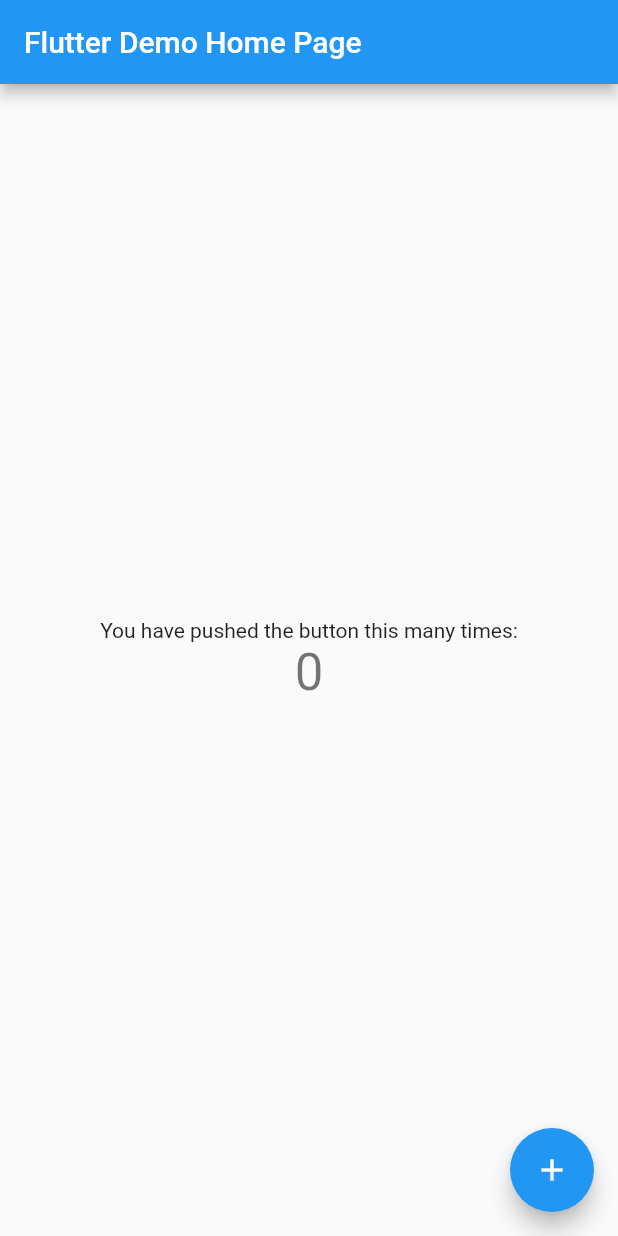
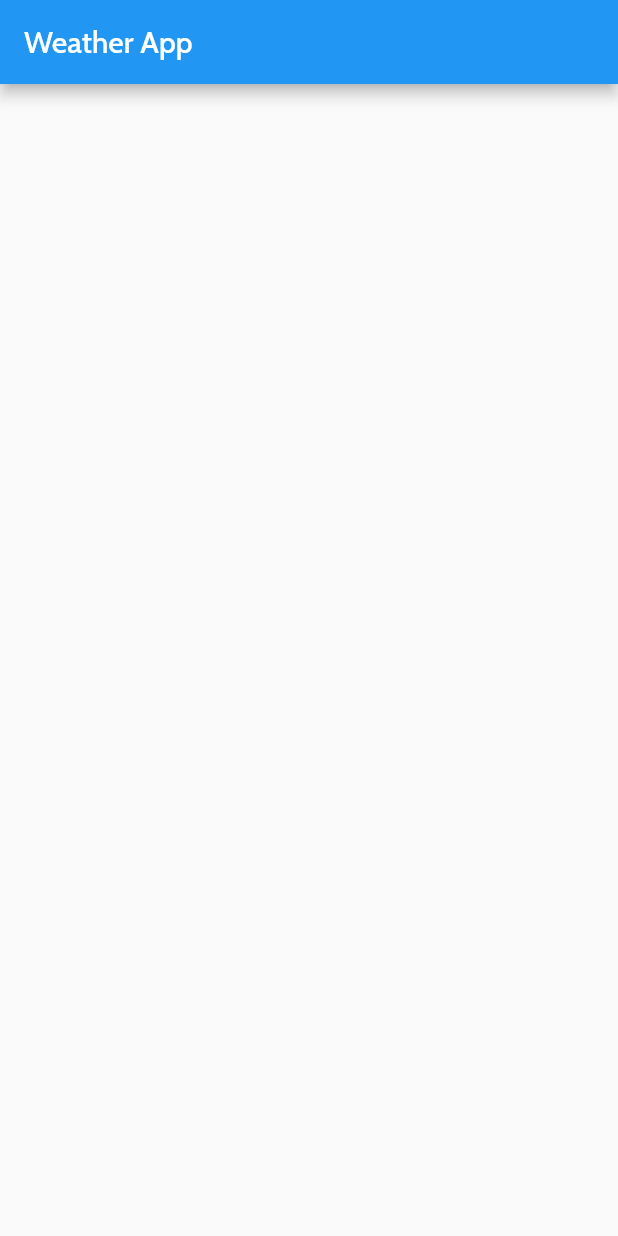
Before and after one commit to blessed-sibanda/flutter-weather_app, a Flutter app: the screen it shows after launch, on a phone screen of 412 x 824 dp. Run offline on Flutter 3.47's test engine with Material 2 defaults, Android fonts, the phone set to English and light mode, and no system bars; project files that could hold a hidden picture were left out.

Commit message:
setup app structure

```diff
--- a/lib/main.dart
+++ b/lib/main.dart
@@ -7,39 +7,23 @@ void main() {
 class MyApp extends StatelessWidget {
   const MyApp({Key? key}) : super(key: key);
 
-  // This widget is the root of your application.
   @override
   Widget build(BuildContext context) {
+    final theme = ThemeData(
+      fontFamily: 'Cabin',
+      primarySwatch: Colors.blue,
+    );
     return MaterialApp(
-      title: 'Flutter Demo',
-      theme: ThemeData(
-        // This is the theme of your application.
-        //
-        // Try running your application with "flutter run". You'll see the
-        // application has a blue toolbar. Then, without quitting the app, try
-        // changing the primarySwatch below to Colors.green and then invoke
-        // "hot reload" (press "r" in the console where you ran "flutter run",
-        // or simply save your changes to "hot reload" in a Flutter IDE).
-        // Notice that the counter didn't reset back to zero; the application
-        // is not restarted.
-        primarySwatch: Colors.blue,
-      ),
-      home: const MyHomePage(title: 'Flutter Demo Home Page'),
+      title: 'Weather App',
+      debugShowCheckedModeBanner: false,
+      theme: theme,
+      home: const MyHomePage(title: 'Weather App'),
     );
   }
 }
 
 class MyHomePage extends StatefulWidget {
   const MyHomePage({Key? key, required this.title}) : super(key: key);
-
-  // This widget is the home page of your application. It is stateful, meaning
-  // that it has a State object (defined below) that contains fields that affect
-  // how it looks.
-
-  // This class is the configuration for the state. It holds the values (in this
-  // case the title) provided by the parent (in this case the App widget) and
-  // used by the build method of the State. Fields in a Widget subclass are
-  // always marked "final".
 
   final String title;
 
@@ -48,68 +32,13 @@ class MyHomePage extends StatefulWidget {
 }
 
 class _MyHomePageState extends State<MyHomePage> {
-  int _counter = 0;
-
-  void _incrementCounter() {
-    setState(() {
-      // This call to setState tells the Flutter framework that something has
-      // changed in this State, which causes it to rerun the build method below
-      // so that the display can reflect the updated values. If we changed
-      // _counter without calling setState(), then the build method would not be
-      // called again, and so nothing would appear to happen.
-      _counter++;
-    });
-  }
-
   @override
   Widget build(BuildContext context) {
-    // This method is rerun every time setState is called, for instance as done
-    // by the _incrementCounter method above.
-    //
-    // The Flutter framework has been optimized to make rerunning build methods
-    // fast, so that you can just rebuild anything that needs updating rather
-    // than having to individually change instances of widgets.
     return Scaffold(
       appBar: AppBar(
-        // Here we take the value from the MyHomePage object that was created by
-        // the App.build method, and use it to set our appbar title.
         title: Text(widget.title),
       ),
-      body: Center(
-        // Center is a layout widget. It takes a single child and positions it
-        // in the middle of the parent.
-        child: Column(
-          // Column is also a layout widget. It takes a list of children and
-          // arranges them vertically. By default, it sizes itself to fit its
-          // children horizontally, and tries to be as tall as its parent.
-          //
-          // Invoke "debug painting" (press "p" in the console, choose the
-          // "Toggle Debug Paint" action from the Flutter Inspector in Android
-          // Studio, or the "Toggle Debug Paint" command in Visual Studio Code)
-          // to see the wireframe for each widget.
-          //
-          // Column has various properties to control how it sizes itself and
-          // how it positions its children. Here we use mainAxisAlignment to
-          // center the children vertically; the main axis here is the vertical
-          // axis because Columns are vertical (the cross axis would be
-          // horizontal).
-          mainAxisAlignment: MainAxisAlignment.center,
-          children: <Widget>[
-            const Text(
-              'You have pushed the button this many times:',
-            ),
-            Text(
-              '$_counter',
-              style: Theme.of(context).textTheme.headline4,
-            ),
-          ],
-        ),
-      ),
-      floatingActionButton: FloatingActionButton(
-        onPressed: _incrementCounter,
-        tooltip: 'Increment',
-        child: const Icon(Icons.add),
-      ), // This trailing comma makes auto-formatting nicer for build methods.
+      body: Container(),
     );
   }
 }
```
Also changed, not shown: pubspec.yaml (+12 -56 lines), assets/fonts/Cabin-Bold.otf (added), assets/fonts/Cabin-BoldItalic.otf (added), assets/fonts/Cabin-Italic.otf (added), assets/fonts/Cabin-Medium.otf (added), assets/fonts/Cabin-MediumItalic.otf (added), assets/fonts/Cabin-Regular.otf (added), assets/fonts/Cabin-SemiBold.otf (added), assets/fonts/Cabin-SemiBoldItalic.otf (added), lib/controllers/forecast_controller.dart (added).
